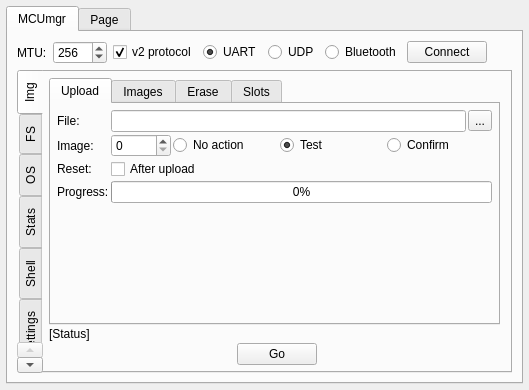
The window that plugins/mcumgr/form.ui (thedjnK/AuTerm) describes before a commit, drawn with Qt 5.
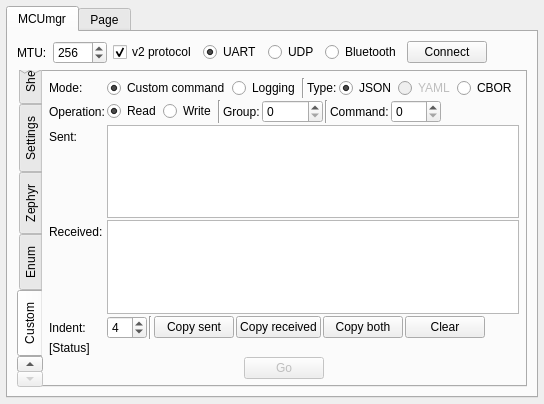
The same window after the commit. The open tabs and pages were chosen to show the change. Custom widgets are drawn as their Qt base class.

Commit message: plugins: mcumgr: Fix tab ordering, add SMP command logging in JSON and CBOR

The edit to the form file:
```diff
--- a/plugins/mcumgr/form.ui
+++ b/plugins/mcumgr/form.ui
@@ -6,8 +6,8 @@
    <rect>
     <x>0</x>
     <y>0</y>
-    <width>529</width>
-    <height>390</height>
+    <width>533</width>
+    <height>404</height>
    </rect>
   </property>
   <property name="windowTitle">
@@ -2363,6 +2363,410 @@
            </item>
           </layout>
          </widget>
+         <widget class="QWidget" name="tab_custom">
+          <attribute name="title">
+           <string>Custom</string>
+          </attribute>
+          <layout class="QVBoxLayout" name="verticalLayout_5">
+           <property name="spacing">
+            <number>2</number>
+           </property>
+           <property name="leftMargin">
+            <number>6</number>
+           </property>
+           <property name="topMargin">
+            <number>6</number>
+           </property>
+           <property name="rightMargin">
+            <number>6</number>
+           </property>
+           <property name="bottomMargin">
+            <number>6</number>
+           </property>
+           <item>
+            <layout class="QFormLayout" name="formLayout_3">
+             <property name="horizontalSpacing">
+              <number>2</number>
+             </property>
+             <property name="verticalSpacing">
+              <number>2</number>
+             </property>
+             <item row="0" column="0">
+              <widget class="QLabel" name="label_38">
+               <property name="text">
+                <string>Mode:</string>
+               </property>
+              </widget>
+             </item>
+             <item row="0" column="1">
+              <layout class="QHBoxLayout" name="horizontalLayout_26">
+               <property name="spacing">
+                <number>2</number>
+               </property>
+               <item>
+                <widget class="QRadioButton" name="radio_custom_custom">
+                 <property name="text">
+                  <string>Custom command</string>
+                 </property>
+                 <property name="checked">
+                  <bool>true</bool>
+                 </property>
+                 <attribute name="buttonGroup">
+                  <string notr="true">buttonGroup_4</string>
+                 </attribute>
+                </widget>
+               </item>
+               <item>
+                <widget class="QRadioButton" name="radio_custom_logging">
+                 <property name="text">
+                  <string>Logging</string>
+                 </property>
+                 <attribute name="buttonGroup">
+                  <string notr="true">buttonGroup_4</string>
+                 </attribute>
+                </widget>
+               </item>
+               <item>
+                <widget class="Line" name="line_7">
+                 <property name="orientation">
+                  <enum>Qt::Orientation::Vertical</enum>
+                 </property>
+                </widget>
+               </item>
+               <item>
+                <widget class="QLabel" name="label_39">
+                 <property name="text">
+                  <string>Type:</string>
+                 </property>
+                </widget>
+               </item>
+               <item>
+                <widget class="QRadioButton" name="radio_custom_json">
+                 <property name="text">
+                  <string>JSON</string>
+                 </property>
+                 <property name="checked">
+                  <bool>true</bool>
+                 </property>
+                 <attribute name="buttonGroup">
+                  <string notr="true">buttonGroup_5</string>
+                 </attribute>
+                </widget>
+               </item>
+               <item>
+                <widget class="QRadioButton" name="radio_custom_yaml">
+                 <property name="enabled">
+                  <bool>false</bool>
+                 </property>
+                 <property name="text">
+                  <string>YAML</string>
+                 </property>
+                 <attribute name="buttonGroup">
+                  <string notr="true">buttonGroup_5</string>
+                 </attribute>
+                </widget>
+               </item>
+               <item>
+                <widget class="QRadioButton" name="radio_custom_cbor">
+                 <property name="text">
+                  <string>CBOR</string>
+                 </property>
+                 <attribute name="buttonGroup">
+                  <string notr="true">buttonGroup_5</string>
+                 </attribute>
+                </widget>
+               </item>
+               <item>
+                <spacer name="horizontalSpacer_26">
+                 <property name="orientation">
+                  <enum>Qt::Orientation::Horizontal</enum>
+                 </property>
+                 <property name="sizeHint" stdset="0">
+                  <size>
+                   <width>40</width>
+                   <height>20</height>
+                  </size>
+                 </property>
+                </spacer>
+               </item>
+              </layout>
+             </item>
+             <item row="1" column="0">
+              <widget class="QLabel" name="label_40">
+               <property name="text">
+                <string>Operation:</string>
+               </property>
+              </widget>
+             </item>
+             <item row="1" column="1">
+              <layout class="QHBoxLayout" name="horizontalLayout_28">
+               <item>
+                <widget class="QRadioButton" name="radio_custom_read">
+                 <property name="text">
+                  <string>Read</string>
+                 </property>
+                 <property name="checked">
+                  <bool>true</bool>
+                 </property>
+                 <attribute name="buttonGroup">
+                  <string notr="true">buttonGroup_6</string>
+                 </attribute>
+                </widget>
+               </item>
+               <item>
+                <widget class="QRadioButton" name="radio_custom_write">
+                 <property name="text">
+                  <string>Write</string>
+                 </property>
+                 <attribute name="buttonGroup">
+                  <string notr="true">buttonGroup_6</string>
+                 </attribute>
+                </widget>
+               </item>
+               <item>
+                <widget class="Line" name="line_5">
+                 <property name="orientation">
+                  <enum>Qt::Orientation::Vertical</enum>
+                 </property>
+                </widget>
+               </item>
+               <item>
+                <widget class="QLabel" name="label_41">
+                 <property name="text">
+                  <string>Group:</string>
+                 </property>
+                </widget>
+               </item>
+               <item>
+                <widget class="QSpinBox" name="edit_custom_group">
+                 <property name="minimumSize">
+                  <size>
+                   <width>60</width>
+                   <height>0</height>
+                  </size>
+                 </property>
+                 <property name="maximumSize">
+                  <size>
+                   <width>16777215</width>
+                   <height>16777215</height>
+                  </size>
+                 </property>
+                 <property name="maximum">
+                  <number>65535</number>
+                 </property>
+                </widget>
+               </item>
+               <item>
+                <widget class="Line" name="line_6">
+                 <property name="orientation">
+                  <enum>Qt::Orientation::Vertical</enum>
+                 </property>
+                </widget>
+               </item>
+               <item>
+                <widget class="QLabel" name="label_42">
+                 <property name="text">
+                  <string>Command:</string>
+                 </property>
+                </widget>
+               </item>
+               <item>
+                <widget class="QSpinBox" name="edit_custom_command">
+                 <property name="minimumSize">
+                  <size>
+                   <width>50</width>
+                   <height>0</height>
+                  </size>
+                 </property>
+                 <property name="maximum">
+                  <number>255</number>
+                 </property>
+                </widget>
+               </item>
+               <item>
+                <spacer name="horizontalSpacer_28">
+                 <property name="orientation">
+                  <enum>Qt::Orientation::Horizontal</enum>
+                 </property>
+                 <property name="sizeHint" stdset="0">
+                  <size>
+                   <width>40</width>
+                   <height>20</height>
+                  </size>
+                 </property>
+                </spacer>
+               </item>
+              </layout>
+             </item>
+             <item row="2" column="0">
+              <widget class="QLabel" name="label_35">
+               <property name="text">
+                <string>Sent:</string>
+               </property>
+              </widget>
+             </item>
+             <item row="2" column="1">
+              <widget class="QPlainTextEdit" name="edit_custom_send">
+               <property name="undoRedoEnabled">
+                <bool>false</bool>
+               </property>
+               <property name="readOnly">
+                <bool>true</bool>
+               </property>
+              </widget>
+             </item>
+             <item row="3" column="0">
+              <widget class="QLabel" name="label_36">
+               <property name="text">
+                <string>Received:</string>
+               </property>
+              </widget>
+             </item>
+             <item row="3" column="1">
+              <widget class="QPlainTextEdit" name="edit_custom_receive">
+               <property name="undoRedoEnabled">
+                <bool>false</bool>
+               </property>
+               <property name="readOnly">
+                <bool>true</bool>
+               </property>
+              </widget>
+             </item>
+             <item row="4" column="0">
+              <widget class="QLabel" name="label_37">
+               <property name="text">
+                <string>Indent:</string>
+               </property>
+              </widget>
+             </item>
+             <item row="4" column="1">
+              <layout class="QHBoxLayout" name="horizontalLayout_25">
+               <property name="spacing">
+                <number>2</number>
+               </property>
+               <item>
+                <widget class="QSpinBox" name="edit_custom_indent">
+                 <property name="minimumSize">
+                  <size>
+                   <width>40</width>
+                   <height>0</height>
+                  </size>
+                 </property>
+                 <property name="minimum">
+                  <number>1</number>
+                 </property>
+                 <property name="maximum">
+                  <number>16</number>
+                 </property>
+                 <property name="value">
+                  <number>4</number>
+                 </property>
+                </widget>
+               </item>
+               <item>
+                <widget class="Line" name="line_4">
+                 <property name="orientation">
+                  <enum>Qt::Orientation::Vertical</enum>
+                 </property>
+                </widget>
+               </item>
+               <item>
+                <widget class="QPushButton" name="btn_custom_copy_send">
+                 <property name="text">
+                  <string>Copy sent</string>
+                 </property>
+                </widget>
+               </item>
+               <item>
+                <widget class="QPushButton" name="btn_custom_copy_output">
+                 <property name="text">
+                  <string>Copy received</string>
+                 </property>
+                </widget>
+               </item>
+               <item>
+                <widget class="QPushButton" name="btn_custom_copy_both">
+                 <property name="text">
+                  <string>Copy both</string>
+                 </property>
+                </widget>
+               </item>
+               <item>
+                <widget class="QPushButton" name="btn_custom_clear">
+                 <property name="text">
+                  <string>Clear</string>
+                 </property>
+                </widget>
+               </item>
+               <item>
+                <spacer name="horizontalSpacer_25">
+                 <property name="orientation">
+                  <enum>Qt::Orientation::Horizontal</enum>
+                 </property>
+                 <property name="sizeHint" stdset="0">
+                  <size>
+                   <width>40</width>
+                   <height>20</height>
+                  </size>
+                 </property>
+                </spacer>
+               </item>
+              </layout>
+             </item>
+            </layout>
+           </item>
+           <item>
+            <widget class="QLabel" name="lbl_enum_status_3">
+             <property name="text">
+              <string>[Status]</string>
+             </property>
+            </widget>
+           </item>
+           <item>
+            <layout class="QHBoxLayout" name="horizontalLayout_24">
+             <property name="spacing">
+              <number>2</number>
+             </property>
+             <item>
+              <spacer name="horizontalSpacer_23">
+               <property name="orientation">
+                <enum>Qt::Orientation::Horizontal</enum>
+               </property>
+               <property name="sizeHint" stdset="0">
+                <size>
+                 <width>20</width>
+                 <height>20</height>
+                </size>
+               </property>
+              </spacer>
+             </item>
+             <item>
+              <widget class="QPushButton" name="btn_custom_go">
+               <property name="enabled">
+                <bool>false</bool>
+               </property>
+               <property name="text">
+                <string>Go</string>
+               </property>
+              </widget>
+             </item>
+             <item>
+              <spacer name="horizontalSpacer_24">
+               <property name="orientation">
+                <enum>Qt::Orientation::Horizontal</enum>
+               </property>
+               <property name="sizeHint" stdset="0">
+                <size>
+                 <width>20</width>
+                 <height>20</height>
+                </size>
+               </property>
+              </spacer>
+             </item>
+            </layout>
+           </item>
+          </layout>
+         </widget>
         </widget>
        </item>
       </layout>
```
Left out of the diff: 123 changed lines with no effect on the pictures. The commit also changes 10 other files.
